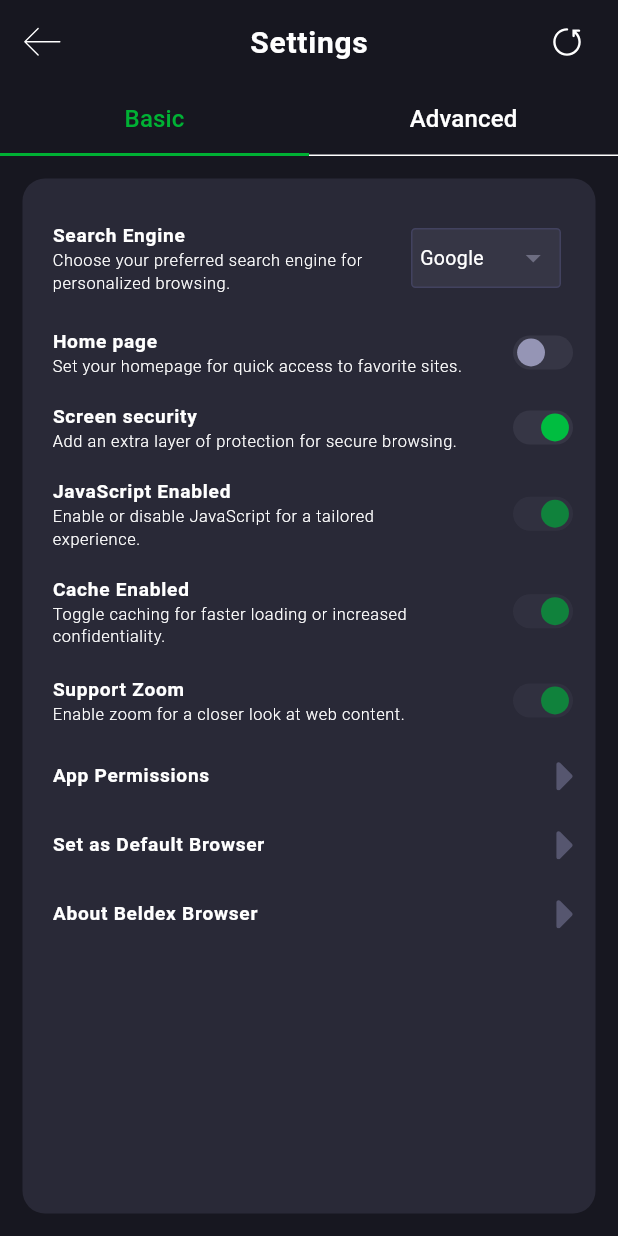
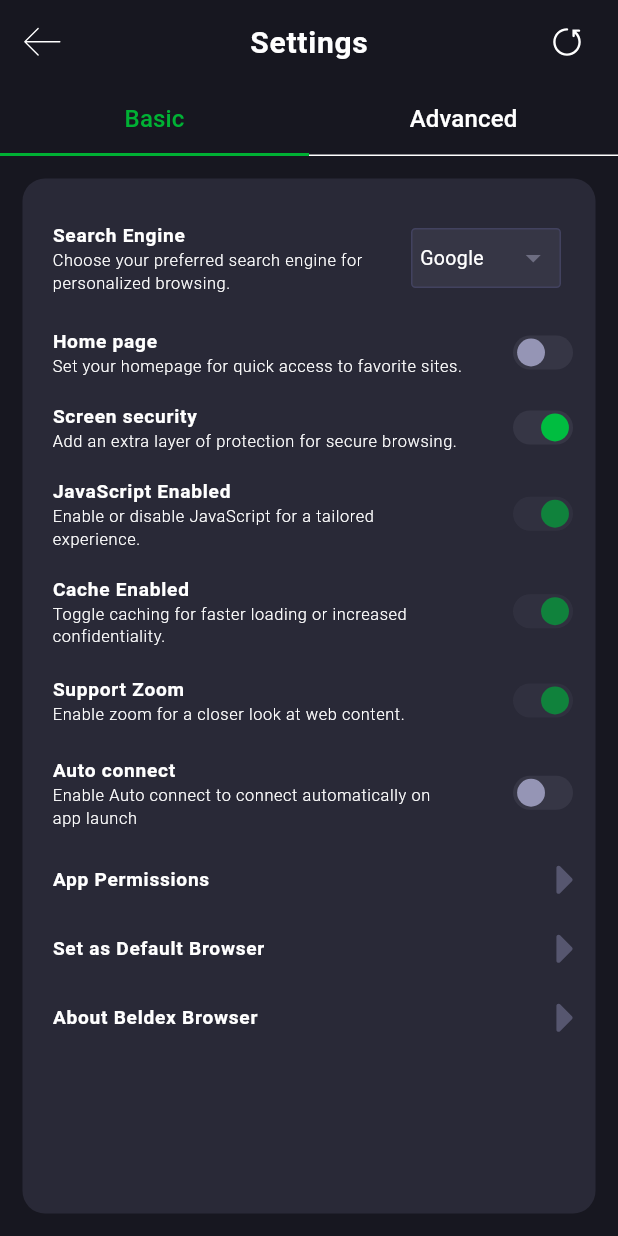
Before and after one commit to Beldex-Coin/beldex-browser, a Flutter app: the SettingsPage screen opened directly, on a phone screen of 412 x 824 dp. Run offline on Flutter 3.47's test engine with Material 3 defaults, Android fonts, the phone set to English and light mode, and no system bars; drawn by our look-alikes of flutter_switch; our stand-ins replace connectivity_plus, device_info_plus, dio, flutter_colorpicker, flutter_font_icons, flutter_markdown and 12 more; missing offline and left inert: flutter_downloader, flutter_inappwebview, installed_apps, listen_sharing_intent, square_progress_indicator; accounts and stored records are empty; network calls fail.

Commit message:
Add: Auto connect toggle button

```diff
--- a/lib/src/browser/pages/settings/cross_platform_settings.dart
+++ b/lib/src/browser/pages/settings/cross_platform_settings.dart
@@ -997,6 +997,78 @@ class _CrossPlatformSettingsState extends State<CrossPlatformSettings> {
           ),
         ),
       ),
+      Padding(
+        padding: const EdgeInsets.symmetric(vertical: 10.0),
+        child: SizedBox(
+          //height: constraints.maxHeight/8.5,
+          child: Row(
+            mainAxisAlignment: MainAxisAlignment.spaceBetween,
+            children: [
+              Expanded(
+                child: Column(
+                  crossAxisAlignment: CrossAxisAlignment.baseline,
+                  textBaseline: TextBaseline.alphabetic,
+                  children: [
+                    TextWidget(text:"Auto connect",
+                        style: Theme.of(context)
+                            .textTheme
+                            .bodyLarge!
+                            .copyWith(fontSize: widget.fontSizeInDp1, fontWeight: FontWeight.w600)
+                        // TextStyle(
+                        //     fontSize:15,// dynamicTextSizeWidget.dynamicFontSize(15, context),
+                        //     fontWeight: FontWeight.w600,
+                        //     color: themeProvider.darkTheme
+                        //         ? Colors.white
+                        //         : Colors.black),
+                        ),
+                    Padding(
+                      padding: const EdgeInsets.only(right: 8.0),
+                      child: TextWidget(
+                          text:"Enable Auto connect to connect automatically on app launch",
+                          style: Theme.of(context)
+                              .textTheme
+                              .bodySmall!
+                              .copyWith(fontWeight: FontWeight.w300,fontSize: widget.fontSizeInDp2)
+                          // TextStyle(
+                          //   fontSize:12,// dynamicTextSizeWidget.dynamicFontSize(12, context),
+                          //   fontWeight: FontWeight
+                          //       .w400, //color: themeProvider.darkTheme ? Colors.white : Color(0xff3D3D44AC)
+                          // )
+                          ),
+                    ),
+                  ],
+                ),
+              ),
+             const SizedBox(
+                width: 30,
+              ),
+              FlutterSwitch(
+                 // disabled: browserModel.webViewTabs.isEmpty,
+                  inactiveColor: themeProvider.darkTheme
+                      ? const Color(0xff363645)
+                      : const Color(0xffFFFFFF),
+                  inactiveToggleColor: themeProvider.darkTheme
+                      ? const Color(0xff9595B5)
+                      : const Color(0xffC5C5C5),
+                  activeColor: themeProvider.darkTheme
+                      ? const Color(0xff363645)
+                      : const Color(0xffFFFFFF),
+                  width: widget.widthInDp, //width / 8.0, //50,
+                  height: widget.heightInDp, //width / 14.8, //29,
+                  toggleSize:widget.toggleSizeInDp, //width / 17.2, //20
+                  padding: 2.0,
+                  activeToggleColor: Color(0xff00BD40),
+                  value: basicProvider.autoConnect, //currentWebViewModel.settings?.supportZoom ?? true,
+                  onToggle: (value) async {
+                    basicProvider.updateAutoConnect(value);
+                      setState(() {
+                       print('AUTO CONNECT VALUE --------> ${basicProvider.autoConnect}');
+                      });
+                  }),
+            ],
+          ),
+        ),
+      ),
 
       Padding(
         padding: const EdgeInsets.symmetric(vertical: 13.0),
```
